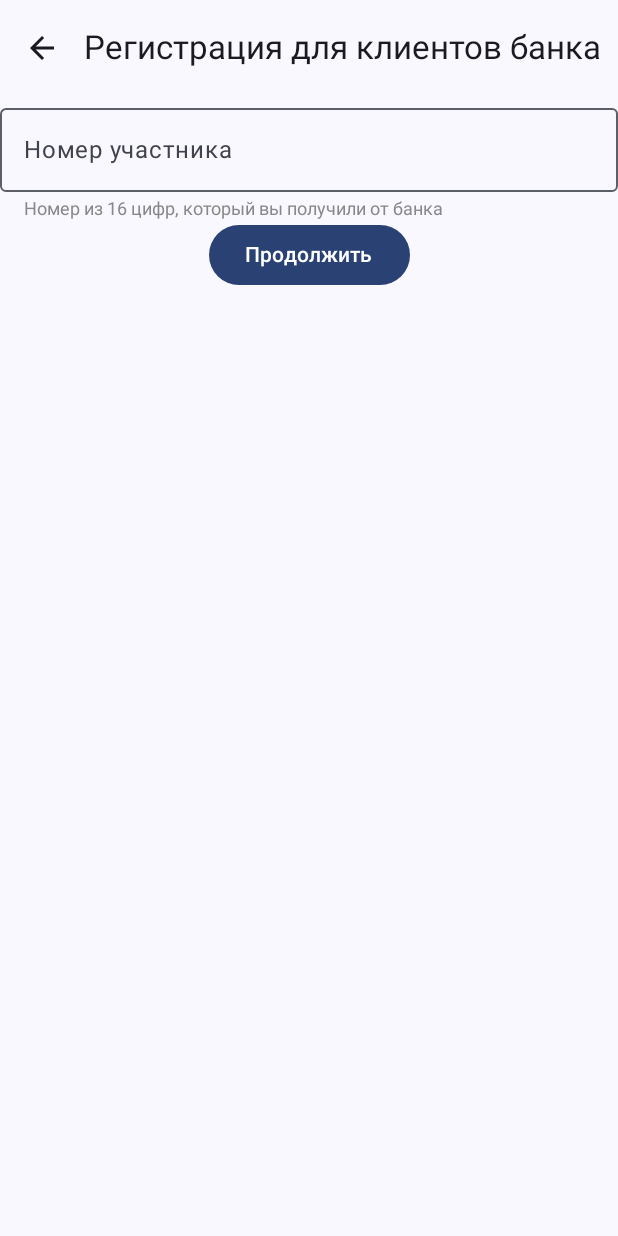
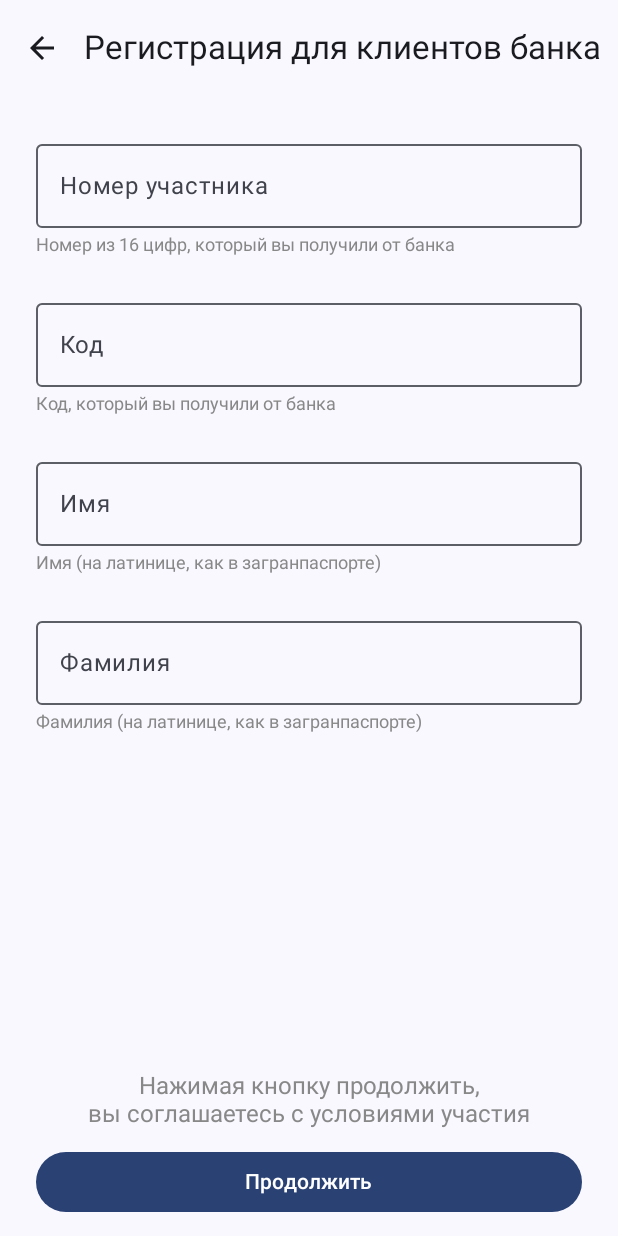
Before and after one commit to HSact/UserFormPurchasesApp, an Android app built with Jetpack Compose: the screen it shows after launch (MainActivity), after a tap on "Регистрация", on a phone screen of 412 x 824 dp. Run offline under Robolectric (Android 15) with nearby library versions, the phone set to English and light mode, and no system bars; our stand-ins replace Dagger/Hilt's generated code.

Commit message:
feat: Implement registration screen UI and input validation
This commit introduces the UI for the registration screen, including input fields for participant number, code, name, and surname. It also implements input validation and filtering based on the field type (numbers or Latin letters) and sets maximum input lengths.

Key changes:
- **RegistrationScreen.kt:**
    - Added `InputSection` composable for each field, utilizing `OutlinedTextField`.
    - Implemented input filtering logic (`filterInput` function) to allow only digits for number fields and Latin letters, spaces, and hyphens for name/surname fields (auto-uppercased).
    - Integrated with `RegistrationViewModel` to handle input changes and UI state.
    - Added spacing and a "continue" button with a disclaimer text.
    - Fields now have helper text and labels.
- **FieldInputMaxLength.kt:**
    - New enum to define maximum character lengths for each input field.
- **FieldInputType.kt:**
    - New enum to specify the type of input expected (Number, LatinLetters).
- **MainScreen.kt:**
    - Added horizontal padding to the `NavHost` content area.
- **strings.xml:**
    - Added new string resources for registration field labels, helper texts, and the agreement disclaimer.
- **AndroidManifest.xml:**
    - Set `screenOrientation` to `portrait` for `MainActivity`.

```diff
--- a/app/src/main/AndroidManifest.xml
+++ b/app/src/main/AndroidManifest.xml
@@ -13,6 +13,7 @@
         android:theme="@style/Theme.UserFormPurchasesApp">
         <activity
             android:name=".MainActivity"
+            android:screenOrientation="portrait"
             android:exported="true"
             android:theme="@style/Theme.UserFormPurchasesApp">
             <intent-filter>
--- a/app/src/main/java/com/hsact/userformpurchasesapp/ui/screens/MainScreen.kt
+++ b/app/src/main/java/com/hsact/userformpurchasesapp/ui/screens/MainScreen.kt
@@ -9,6 +9,7 @@ import androidx.compose.runtime.getValue
 import androidx.compose.ui.Modifier
 import androidx.compose.ui.input.nestedscroll.nestedScroll
 import androidx.compose.ui.res.stringResource
+import androidx.compose.ui.unit.dp
 import androidx.navigation.compose.NavHost
 import androidx.navigation.compose.composable
 import androidx.navigation.compose.currentBackStackEntryAsState
@@ -47,12 +48,14 @@ fun MainScreen(
                 onBackClick = { navController.popBackStack() }
             )
         },
-        modifier = modifier.nestedScroll(scrollBehavior.nestedScrollConnection)
+        modifier = modifier
+            .nestedScroll(scrollBehavior.nestedScrollConnection)
+
     ) { innerPadding ->
         NavHost(
             navController = navController,
             startDestination = Screen.Profile.route,
-            modifier = Modifier.padding(innerPadding)
+            modifier = Modifier.padding(innerPadding).padding(horizontal = 24.dp)
         ) {
             composable(Screen.Profile.route) {
                 ProfileScreen(
@@ -62,7 +65,8 @@ fun MainScreen(
                     onPurchasesClick = {
                         navController.navigate(Screen.Purchases.route)
                     },
-                    scrollBehavior = scrollBehavior)
+                    scrollBehavior = scrollBehavior
+                )
             }
             composable(Screen.Registration.route) {
                 RegistrationScreen(onFinish = {
--- /dev/null
+++ b/app/src/main/java/com/hsact/userformpurchasesapp/ui/screens/registration/FieldInputMaxLength.kt
@@ -0,0 +1,8 @@
+package com.hsact.userformpurchasesapp.ui.screens.registration
+
+internal enum class FieldInputMaxLength(val value: Int) {
+    ParticipantNumber(16),
+    Code(32),
+    Name(32),
+    Surname(32)
+}
--- /dev/null
+++ b/app/src/main/java/com/hsact/userformpurchasesapp/ui/screens/registration/FieldInputType.kt
@@ -0,0 +1,6 @@
+package com.hsact.userformpurchasesapp.ui.screens.registration
+
+internal enum class FieldInputType {
+    Number,
+    LatinLetters
+}
--- a/app/src/main/java/com/hsact/userformpurchasesapp/ui/screens/registration/RegistrationScreen.kt
+++ b/app/src/main/java/com/hsact/userformpurchasesapp/ui/screens/registration/RegistrationScreen.kt
@@ -5,7 +5,7 @@ import androidx.compose.foundation.layout.Spacer
 import androidx.compose.foundation.layout.fillMaxSize
 import androidx.compose.foundation.layout.fillMaxWidth
 import androidx.compose.foundation.layout.height
-import androidx.compose.foundation.layout.padding
+import androidx.compose.foundation.text.KeyboardOptions
 import androidx.compose.material3.Button
 import androidx.compose.material3.OutlinedTextField
 import androidx.compose.material3.Text
@@ -17,6 +17,9 @@ import androidx.compose.ui.Modifier
 import androidx.compose.ui.graphics.Color
 import androidx.compose.ui.res.stringResource
 import androidx.compose.ui.text.TextStyle
+import androidx.compose.ui.text.input.KeyboardCapitalization
+import androidx.compose.ui.text.input.KeyboardType
+import androidx.compose.ui.text.style.TextAlign
 import androidx.compose.ui.unit.dp
 import androidx.compose.ui.unit.sp
 import androidx.hilt.navigation.compose.hiltViewModel
@@ -30,38 +33,112 @@ fun RegistrationScreen(
     val uiState by viewModel.uiState.collectAsState()
 
     Column(modifier = Modifier.fillMaxSize(), horizontalAlignment = Alignment.CenterHorizontally) {
+        Spacer(modifier = Modifier.height(24.dp))
         InputSection(
+            inputType = FieldInputType.Number,
+            value = uiState.participantNumber,
+            onValueChange = { viewModel.onEvent(RegistrationIntent.ParticipantNumberChanged(it)) },
+            label = stringResource(R.string.participant_number),
+            helperText = stringResource(R.string.number_that_you_recived),
+            maxLength = FieldInputMaxLength.ParticipantNumber.value
+        )
+        Spacer(modifier = Modifier.height(24.dp))
+        InputSection(
+            inputType = FieldInputType.Number,
+            value = uiState.code,
+            onValueChange = { viewModel.onEvent(RegistrationIntent.CodeChanged(it)) },
+            label = stringResource(R.string.code),
+            helperText = stringResource(R.string.code_that_you_recived),
+            maxLength = FieldInputMaxLength.Code.value
+        )
+        Spacer(modifier = Modifier.height(24.dp))
+        InputSection(
+            inputType = FieldInputType.LatinLetters,
             value = uiState.name,
             onValueChange = { viewModel.onEvent(RegistrationIntent.NameChanged(it)) },
-            label = stringResource(R.string.participant_number),
-            helperText = stringResource(R.string.number_that_you_recived)
+            label = stringResource(R.string.name),
+            helperText = stringResource(R.string.name) + " " + stringResource(R.string.as_in_passort),
+            maxLength = FieldInputMaxLength.Name.value
         )
-        Button(onClick = onFinish) {
+        Spacer(modifier = Modifier.height(24.dp))
+        InputSection(
+            inputType = FieldInputType.LatinLetters,
+            value = uiState.surname,
+            onValueChange = { viewModel.onEvent(RegistrationIntent.SurnameChanged(it)) },
+            label = stringResource(R.string.surname),
+            helperText = stringResource(R.string.surname) + " " + stringResource(R.string.as_in_passort),
+            maxLength = FieldInputMaxLength.Surname.value
+        )
+        Spacer(modifier = Modifier.weight(1f))
+        Text(
+            text = stringResource(R.string.by_clicking_continue_button_you_agree),
+            style = TextStyle(fontSize = 16.sp, color = Color.Gray),
+            textAlign = TextAlign.Center,
+            modifier = Modifier.fillMaxWidth()
+        )
+        Spacer(modifier = Modifier.height(12.dp))
+        Button(
+            onClick = onFinish,
+            modifier = Modifier.fillMaxWidth()
+        ) {
             Text(stringResource(R.string.button_continue))
         }
+        Spacer(modifier = Modifier.height(12.dp))
     }
 }
 
 @Composable
-fun InputSection(
+private fun InputSection(
+    modifier: Modifier = Modifier,
+    inputType: FieldInputType,
     value: String,
     onValueChange: (String) -> Unit,
     label: String,
     helperText: String,
-    modifier: Modifier = Modifier
+    maxLength: Int,
 ) {
+
+    val filteredValue = filterInput(value, inputType)
+
+    if (filteredValue != value) {
+        onValueChange(filteredValue)
+        return
+    }
+
+    val keyboardOptions = when (inputType) {
+        FieldInputType.Number -> KeyboardOptions(
+            keyboardType = KeyboardType.Number,
+            capitalization = KeyboardCapitalization.None
+        )
+
+        FieldInputType.LatinLetters -> KeyboardOptions(
+            keyboardType = KeyboardType.Ascii,
+            capitalization = KeyboardCapitalization.Characters
+        )
+    }
+
     Column(modifier = modifier.fillMaxWidth()) {
         OutlinedTextField(
-            value = value,
-            onValueChange = onValueChange,
+            value = if (inputType == FieldInputType.LatinLetters) value.uppercase() else value,
+            onValueChange = { newValue ->
+                val filtered = filterInput(newValue, inputType).take(maxLength)
+                onValueChange(filtered)
+            },
             label = { Text(text = label) },
-            modifier = Modifier.fillMaxWidth()
+            modifier = Modifier.fillMaxWidth(),
+            keyboardOptions = keyboardOptions
         )
         Spacer(modifier = Modifier.height(4.dp))
         Text(
             text = helperText,
-            style = TextStyle(fontSize = 12.sp, color = Color.Gray),
-            modifier = Modifier.padding(start = 16.dp, end = 16.dp)
+            style = TextStyle(fontSize = 12.sp, color = Color.Gray)
         )
     }
 }
+
+private fun filterInput(value: String, inputType: FieldInputType): String = when (inputType) {
+    FieldInputType.Number -> value.filter { it.isDigit() }
+    FieldInputType.LatinLetters -> value.filter {
+        (it.isLetter() && (it.lowercaseChar() in 'a'..'z')) || it == ' ' || it == '-'
+    }.uppercase()
+}
--- a/app/src/main/res/values/strings.xml
+++ b/app/src/main/res/values/strings.xml
@@ -7,4 +7,10 @@
     <string name="my_purchases">Мои покупки</string>
     <string name="participant_number">Номер участника</string>
     <string name="number_that_you_recived">Номер из 16 цифр, который вы получили от банка</string>
+    <string name="name">Имя</string>
+    <string name="surname">Фамилия</string>
+    <string name="as_in_passort">(на латинице, как в загранпаспорте)</string>
+    <string name="code">Код</string>
+    <string name="code_that_you_recived">Код, который вы получили от банка</string>
+    <string name="by_clicking_continue_button_you_agree">Нажимая кнопку продолжить,\nвы соглашаетесь с условиями участия</string>
 </resources>
```
